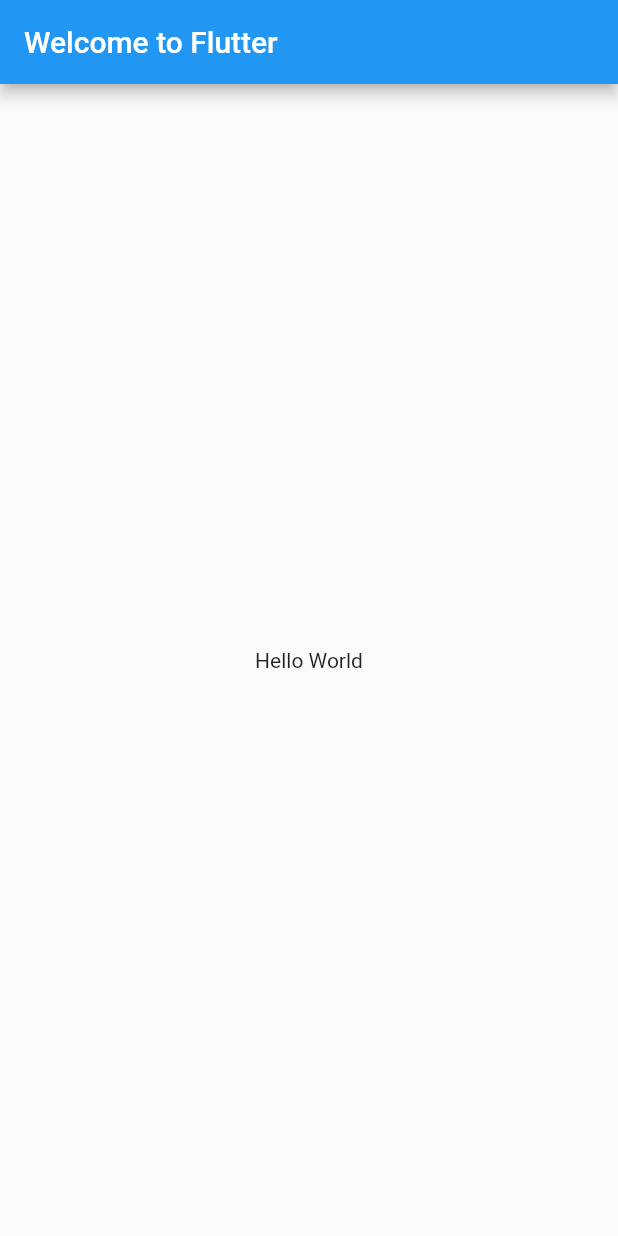
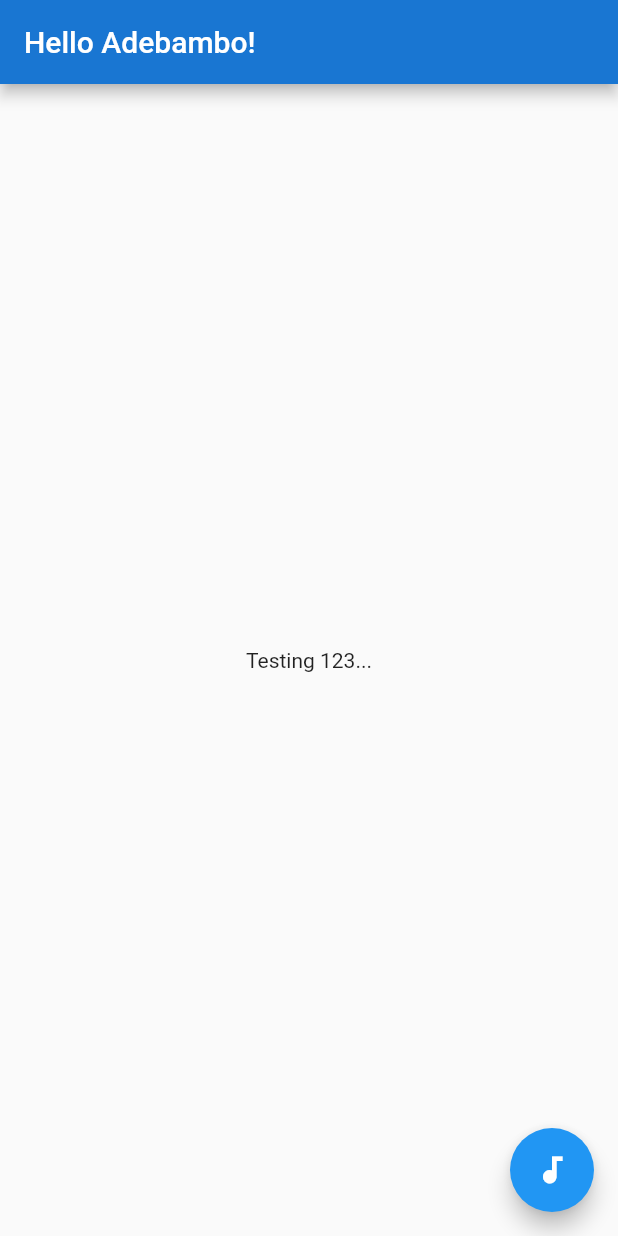
Before and after one commit to Pils36/flutter_timezone, a Flutter app: the screen it shows after launch, on a phone screen of 412 x 824 dp. Run offline on Flutter 3.47's test engine with Material 2 defaults, Android fonts, the phone set to English and light mode, and no system bars.

Commit message:
commit changes

```diff
--- a/lib/main.dart
+++ b/lib/main.dart
@@ -4,21 +4,18 @@
 
 import 'package:flutter/material.dart';
 
-void main() => runApp(MyApp());
-
-class MyApp extends StatelessWidget {
-  @override
-  Widget build(BuildContext context) {
-    return MaterialApp(
-      title: 'Welcome to Flutter',
+void main() => runApp(MaterialApp(
       home: Scaffold(
         appBar: AppBar(
-          title: Text('Welcome to Flutter'),
+          title: Text('Hello Adebambo!'),
+          centerTitle: false,
+          backgroundColor: Colors.blue[700],
         ),
         body: Center(
-          child: Text('Hello World'),
+          child: Text('Testing 123...'),
+        ),
+        floatingActionButton: FloatingActionButton(
+          child: Icon(Icons.audiotrack),
         ),
       ),
-    );
-  }
-}
+    ));
```
Also changed, not shown: 1 other file.
